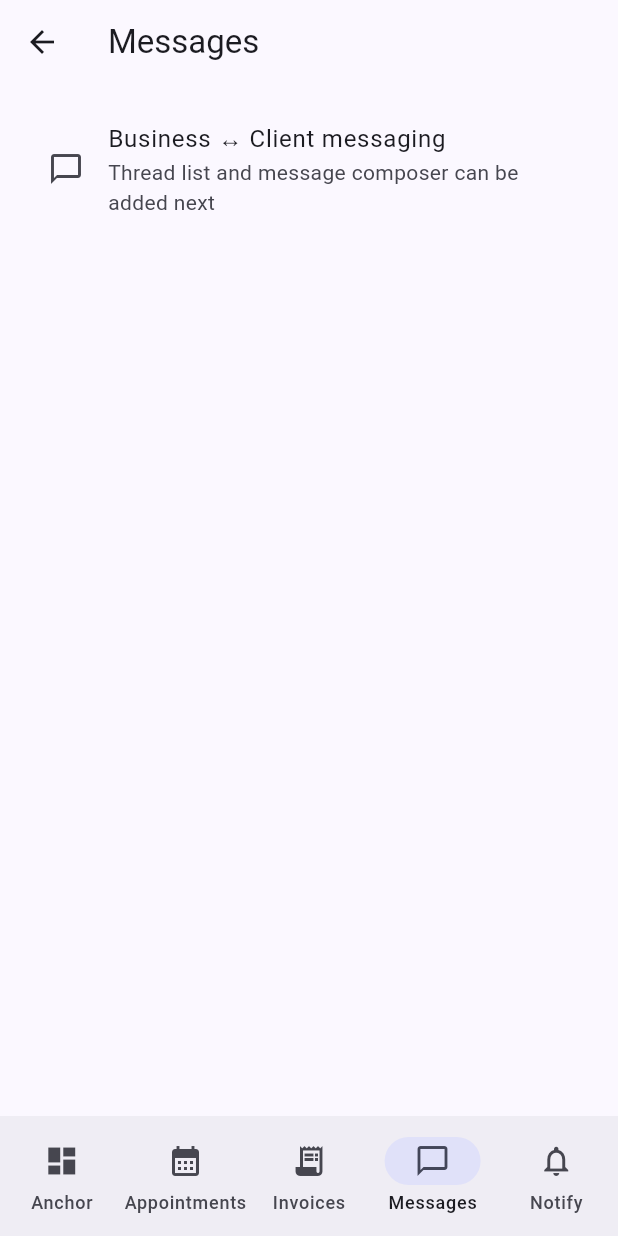
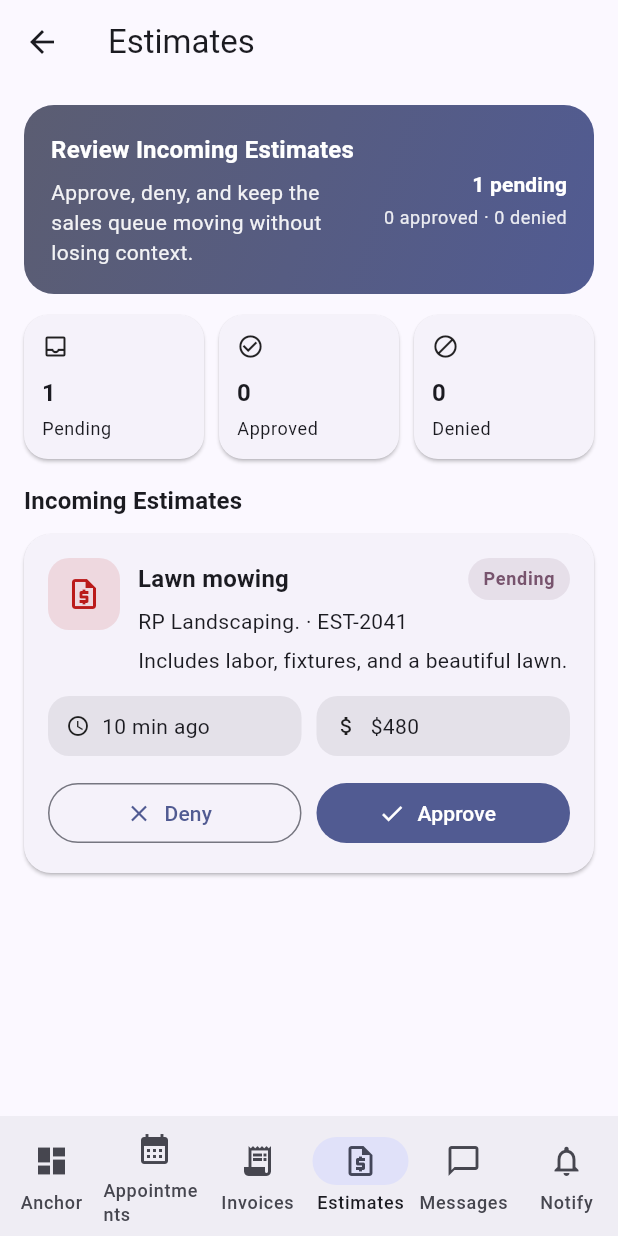
Before and after one commit to sanvi-ven/AFG2026, a Flutter app: the AppScaffold screen opened directly with empty values, item 4 of the bottom bar chosen, on a phone screen of 412 x 824 dp. Run offline on Flutter 3.47's test engine with Material 3 defaults, Android fonts, the phone set to English and light mode, and no system bars; our stand-ins replace firebase_auth, firebase_core, google_sign_in, web, webview_flutter; missing offline and left inert: dart:ui_web; accounts and stored records are empty; network calls fail.

Commit message:
estimates

```diff
--- a/frontend/lib/core/router/app_router.dart
+++ b/frontend/lib/core/router/app_router.dart
@@ -4,6 +4,7 @@ import '../../features/appointments/presentation/appointments_page.dart';
 import '../../features/auth/presentation/login_page.dart';
 import '../../features/availability/presentation/availability_page.dart';
 import '../../features/dashboard/presentation/dashboard_page.dart';
+import '../../features/estimates/estimates_page.dart';
 import '../../features/invoices/presentation/invoices_page.dart';
 import '../../features/messages/presentation/messages_page.dart';
 import '../../features/notifications/presentation/notifications_page.dart';
@@ -50,6 +51,7 @@ class AppRouter {
   static const dashboard = '/dashboard';
   static const appointments = '/appointments';
   static const invoices = '/invoices';
+  static const estimates = '/estimates';
   static const messages = '/messages';
   static const notifications = '/notifications';
   static const availability = '/availability';
@@ -80,6 +82,11 @@ class AppRouter {
           builder: (_) => InvoicesPage(role: role),
           settings: settings,
         );
+      case estimates:
+        return _NoAnimationPageRoute(
+          builder: (_) => EstimatesPage(role: role),
+          settings: settings,
+        );
       case messages:
         return _NoAnimationPageRoute(
           builder: (_) => MessagesPage(role: role),
--- /dev/null
+++ b/frontend/lib/features/estimates/estimates_page.dart
@@ -0,0 +1,362 @@
+import 'package:flutter/material.dart';
+
+import '../../../core/router/app_router.dart';
+import '../../../shared/widgets/app_scaffold.dart';
+
+class EstimatesPage extends StatefulWidget {
+  const EstimatesPage({required this.role, super.key});
+
+  final String role;
+
+  @override
+  State<EstimatesPage> createState() => _EstimatesPageState();
+}
+
+class _EstimatesPageState extends State<EstimatesPage> {
+  final List<_EstimateItem> _estimates = <_EstimateItem>[
+    const _EstimateItem(
+      id: 'EST-2041',
+      clientName: 'RP Landscaping.',
+      project: 'Lawn mowing',
+      amount: '\$480',
+      submittedAgo: '10 min ago',
+      details: 'Includes labor, fixtures, and a beautiful lawn.',
+      priority: _EstimatePriority.high,
+    ),
+  ];
+
+  @override
+  Widget build(BuildContext context) {
+    final stats = _stats;
+
+    return AppScaffold(
+      title: 'Estimates',
+      role: widget.role,
+      selectedRoute: AppRouter.estimates,
+      body: ListView(
+        padding: const EdgeInsets.fromLTRB(16, 14, 16, 24),
+        children: [
+          _buildSummary(context, stats),
+          const SizedBox(height: 14),
+          Row(
+            children: [
+              Expanded(child: _buildStatCard(context, 'Pending', stats.pending, Icons.inbox_outlined)),
+              const SizedBox(width: 10),
+              Expanded(child: _buildStatCard(context, 'Approved', stats.approved, Icons.check_circle_outline)),
+              const SizedBox(width: 10),
+              Expanded(child: _buildStatCard(context, 'Denied', stats.denied, Icons.block_outlined)),
+            ],
+          ),
+          const SizedBox(height: 16),
+          Text(
+            'Incoming Estimates',
+            style: Theme.of(context).textTheme.titleMedium?.copyWith(fontWeight: FontWeight.w700),
+          ),
+          const SizedBox(height: 10),
+          for (final estimate in _estimates) ...[
+            _buildEstimateCard(context, estimate),
+            const SizedBox(height: 12),
+          ],
+        ],
+      ),
+    );
+  }
+
+  _EstimateStats get _stats {
+    final pending = _estimates.where((item) => item.decision == _EstimateDecision.pending).length;
+    final approved = _estimates.where((item) => item.decision == _EstimateDecision.approved).length;
+    final denied = _estimates.where((item) => item.decision == _EstimateDecision.denied).length;
+    return _EstimateStats(pending: pending, approved: approved, denied: denied);
+  }
+
+  void _setDecision(String estimateId, _EstimateDecision decision) {
+    final estimateIndex = _estimates.indexWhere((item) => item.id == estimateId);
+    if (estimateIndex == -1) {
+      return;
+    }
+
+    setState(() {
+      _estimates[estimateIndex] = _estimates[estimateIndex].copyWith(decision: decision);
+    });
+
+    final estimate = _estimates[estimateIndex];
+    final verb = decision == _EstimateDecision.approved ? 'approved' : 'denied';
+
+    ScaffoldMessenger.of(context).showSnackBar(
+      SnackBar(content: Text('${estimate.id} $verb for ${estimate.clientName}.')),
+    );
+  }
+
+  Widget _buildSummary(BuildContext context, _EstimateStats stats) {
+    final colorScheme = Theme.of(context).colorScheme;
+
+    return Container(
+      decoration: BoxDecoration(
+        borderRadius: BorderRadius.circular(20),
+        gradient: LinearGradient(
+          begin: Alignment.topLeft,
+          end: Alignment.bottomRight,
+          colors: [colorScheme.secondary, colorScheme.primary],
+        ),
+      ),
+      padding: const EdgeInsets.all(18),
+      child: Row(
+        children: [
+          Expanded(
+            child: Column(
+              crossAxisAlignment: CrossAxisAlignment.start,
+              children: [
+                Text(
+                  'Review Incoming Estimates',
+                  style: Theme.of(context).textTheme.titleMedium?.copyWith(
+                        color: colorScheme.onPrimary,
+                        fontWeight: FontWeight.w700,
+                      ),
+                ),
+                const SizedBox(height: 6),
+                Text(
+                  'Approve, deny, and keep the sales queue moving without losing context.',
+                  style: Theme.of(context).textTheme.bodyMedium?.copyWith(
+                        color: colorScheme.onPrimary.withValues(alpha: 0.92),
+                      ),
+                ),
+              ],
+            ),
+          ),
+          const SizedBox(width: 12),
+          Column(
+            crossAxisAlignment: CrossAxisAlignment.end,
+            children: [
+              Text(
+                '${stats.pending} pending',
+                style: Theme.of(context).textTheme.titleSmall?.copyWith(
+                      color: colorScheme.onPrimary,
+                      fontWeight: FontWeight.w700,
+                    ),
+              ),
+              const SizedBox(height: 4),
+              Text(
+                '${stats.approved} approved · ${stats.denied} denied',
+                style: Theme.of(context).textTheme.bodySmall?.copyWith(
+                      color: colorScheme.onPrimary.withValues(alpha: 0.88),
+                    ),
+                textAlign: TextAlign.right,
+              ),
+            ],
+          ),
+        ],
+      ),
+    );
+  }
+
+  Widget _buildStatCard(BuildContext context, String label, int value, IconData icon) {
+    return Card(
+      margin: EdgeInsets.zero,
+      shape: RoundedRectangleBorder(borderRadius: BorderRadius.circular(16)),
+      child: Padding(
+        padding: const EdgeInsets.all(12),
+        child: Column(
+          crossAxisAlignment: CrossAxisAlignment.start,
+          children: [
+            Icon(icon, size: 18),
+            const SizedBox(height: 10),
+            Text(value.toString(), style: Theme.of(context).textTheme.titleMedium?.copyWith(fontWeight: FontWeight.w700)),
+            const SizedBox(height: 4),
+            Text(label, style: Theme.of(context).textTheme.bodySmall),
+          ],
+        ),
+      ),
+    );
+  }
+
+  Widget _buildEstimateCard(BuildContext context, _EstimateItem estimate) {
+    final colorScheme = Theme.of(context).colorScheme;
+    final priorityColor = switch (estimate.priority) {
+      _EstimatePriority.high => colorScheme.error,
+      _EstimatePriority.medium => colorScheme.tertiary,
+      _EstimatePriority.low => colorScheme.primary,
+    };
+
+    return Card(
+      margin: EdgeInsets.zero,
+      shape: RoundedRectangleBorder(borderRadius: BorderRadius.circular(18)),
+      child: Padding(
+        padding: const EdgeInsets.all(16),
+        child: Column(
+          crossAxisAlignment: CrossAxisAlignment.start,
+          children: [
+            Row(
+              crossAxisAlignment: CrossAxisAlignment.start,
+              children: [
+                Container(
+                  width: 48,
+                  height: 48,
+                  decoration: BoxDecoration(
+                    color: priorityColor.withValues(alpha: 0.12),
+                    borderRadius: BorderRadius.circular(14),
+                  ),
+                  child: Icon(Icons.request_quote_outlined, color: priorityColor),
+                ),
+                const SizedBox(width: 12),
+                Expanded(
+                  child: Column(
+                    crossAxisAlignment: CrossAxisAlignment.start,
+                    children: [
+                      Row(
+                        children: [
+                          Expanded(
+                            child: Text(
+                              estimate.project,
+                              style: Theme.of(context).textTheme.titleMedium?.copyWith(fontWeight: FontWeight.w700),
+                            ),
+                          ),
+                          _statusChip(context, estimate.decision),
+                        ],
+                      ),
+                      const SizedBox(height: 4),
+                      Text('${estimate.clientName} · ${estimate.id}'),
+                      const SizedBox(height: 6),
+                      Text(estimate.details),
+                    ],
+                  ),
+                ),
+              ],
+            ),
+            const SizedBox(height: 14),
+            Row(
+              children: [
+                Expanded(child: _pill(context, Icons.schedule_outlined, estimate.submittedAgo)),
+                const SizedBox(width: 10),
+                Expanded(child: _pill(context, Icons.attach_money, estimate.amount)),
+              ],
+            ),
+            const SizedBox(height: 14),
+            Row(
+              children: [
+                Expanded(
+                  child: OutlinedButton.icon(
+                    onPressed: estimate.decision == _EstimateDecision.approved ? null : () => _setDecision(estimate.id, _EstimateDecision.denied),
+                    icon: const Icon(Icons.close),
+                    label: const Text('Deny'),
+                  ),
+                ),
+                const SizedBox(width: 10),
+                Expanded(
+                  child: FilledButton.icon(
+                    onPressed: estimate.decision == _EstimateDecision.denied ? null : () => _setDecision(estimate.id, _EstimateDecision.approved),
+                    icon: const Icon(Icons.check),
+                    label: const Text('Approve'),
+                  ),
+                ),
+              ],
+            ),
+          ],
+        ),
+      ),
+    );
+  }
+
+  Widget _pill(BuildContext context, IconData icon, String text) {
+    return Container(
+      padding: const EdgeInsets.symmetric(horizontal: 12, vertical: 10),
+      decoration: BoxDecoration(
+        color: Theme.of(context).colorScheme.surfaceContainerHighest,
+        borderRadius: BorderRadius.circular(14),
+      ),
+      child: Row(
+        mainAxisSize: MainAxisSize.min,
+        children: [
+          Icon(icon, size: 16),
+          const SizedBox(width: 8),
+          Expanded(
+            child: Text(
+              text,
+              maxLines: 1,
+              overflow: TextOverflow.ellipsis,
+            ),
+          ),
+        ],
+      ),
+    );
+  }
+
+  Widget _statusChip(BuildContext context, _EstimateDecision status) {
+    final colorScheme = Theme.of(context).colorScheme;
+    final label = switch (status) {
+      _EstimateDecision.pending => 'Pending',
+      _EstimateDecision.approved => 'Approved',
+      _EstimateDecision.denied => 'Denied',
+    };
+    final color = switch (status) {
+      _EstimateDecision.pending => colorScheme.tertiary,
+      _EstimateDecision.approved => colorScheme.primary,
+      _EstimateDecision.denied => colorScheme.error,
+    };
+
+    return Container(
+      padding: const EdgeInsets.symmetric(horizontal: 10, vertical: 6),
+      decoration: BoxDecoration(
+        color: color.withValues(alpha: 0.12),
+        borderRadius: BorderRadius.circular(999),
+      ),
+      child: Text(
+        label,
+        style: Theme.of(context).textTheme.labelMedium?.copyWith(
+              color: color,
+              fontWeight: FontWeight.w700,
+            ),
+      ),
+    );
+  }
+}
+
+class _EstimateItem {
+  const _EstimateItem({
+    required this.id,
+    required this.clientName,
+    required this.project,
+    required this.amount,
+    required this.submittedAgo,
+    required this.details,
+    required this.priority,
+    this.decision = _EstimateDecision.pending,
+  });
+
+  final String id;
+  final String clientName;
+  final String project;
+  final String amount;
+  final String submittedAgo;
+  final String details;
+  final _EstimatePriority priority;
+  final _EstimateDecision decision;
+
+  _EstimateItem copyWith({_EstimateDecision? decision}) {
+    return _EstimateItem(
+      id: id,
+      clientName: clientName,
+      project: project,
+      amount: amount,
+      submittedAgo: submittedAgo,
+      details: details,
+      priority: priority,
+      decision: decision ?? this.decision,
+    );
+  }
+}
+
+class _EstimateStats {
+  const _EstimateStats({
+    required this.pending,
+    required this.approved,
+    required this.denied,
+  });
+
+  final int pending;
+  final int approved;
+  final int denied;
+}
+
+enum _EstimatePriority { low, medium, high }
+
+enum _EstimateDecision { pending, approved, denied }
--- a/frontend/lib/features/invoices/presentation/invoices_page.dart
+++ b/frontend/lib/features/invoices/presentation/invoices_page.dart
@@ -53,8 +53,8 @@ class InvoicesPage extends StatelessWidget {
           const _ActionCard(
             icon: Icons.visibility,
             title: 'View invoice and payment status',
-            subtitle: 'Track sent, overdue, and paid invoices in one timeline.',
-            actionLabel: 'Open Ledger',
+            subtitle: 'Sent, overdue, and paid invoices.',
+            actionLabel: '',
           ),
           const SizedBox(height: 14),
           const _SectionTitle(title: 'Recent Activity'),
@@ -67,7 +67,7 @@ class InvoicesPage extends StatelessWidget {
             ),
           const _TimelineTile(
             title: 'Payment received',
-            subtitle: 'INV-1038 was paid via ACH',
+            subtitle: 'Invoice was paid in full',
             icon: Icons.task_alt,
           ),
           const _TimelineTile(
@@ -108,7 +108,7 @@ class _HeroSummary extends StatelessWidget {
               crossAxisAlignment: CrossAxisAlignment.start,
               children: [
                 Text(
-                  role == 'owner' ? 'Cash Flow Snapshot' : 'Billing Snapshot',
+                  role == 'owner' ? 'Cash Flow Snapshot' : 'Billing Overview',
                   style: Theme.of(context).textTheme.titleMedium?.copyWith(
                     color: colorScheme.onPrimary,
                     fontWeight: FontWeight.w700,
--- a/frontend/lib/shared/widgets/app_scaffold.dart
+++ b/frontend/lib/shared/widgets/app_scaffold.dart
@@ -77,6 +77,7 @@ class AppScaffold extends StatelessWidget {
       const _NavItem(label: 'Anchor', route: AppRouter.dashboard, icon: Icons.dashboard),
       const _NavItem(label: 'Appointments', route: AppRouter.appointments, icon: Icons.calendar_month),
       const _NavItem(label: 'Invoices', route: AppRouter.invoices, icon: Icons.receipt_long),
+      const _NavItem(label: 'Estimates', route: AppRouter.estimates, icon: Icons.request_quote_outlined),
       const _NavItem(label: 'Messages', route: AppRouter.messages, icon: Icons.chat_bubble_outline),
       const _NavItem(label: 'Notify', route: AppRouter.notifications, icon: Icons.notifications_none),
     ];
```
